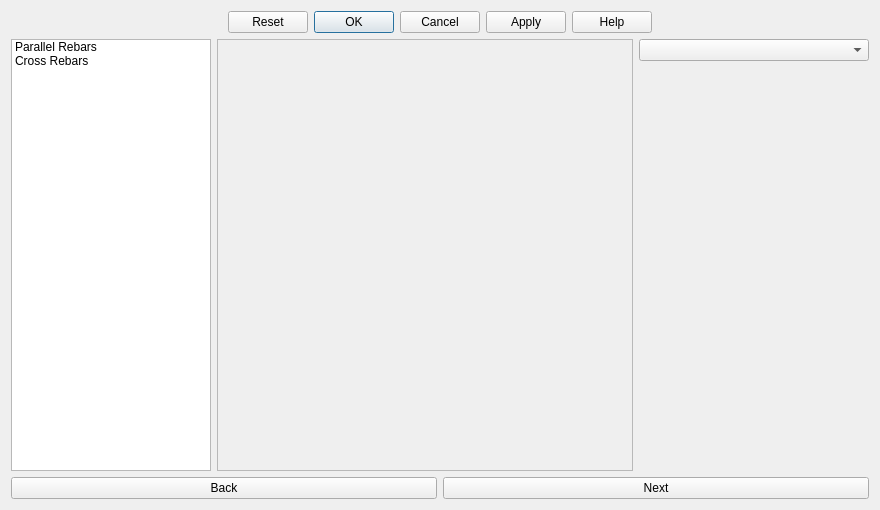
The window that SlabReinforcement/MainSlabReinforcement.ui (amrit3701/FreeCAD-Reinforcement) describes before a commit, drawn with Qt 5.
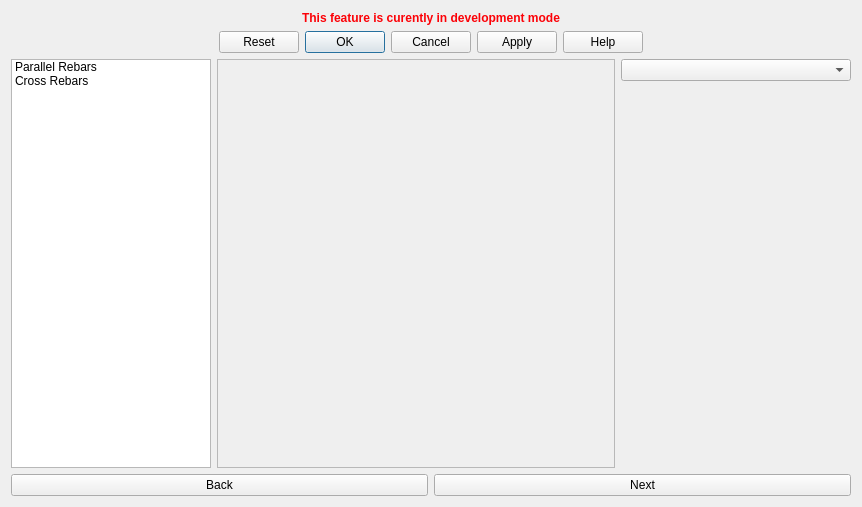
The same window after the commit. Custom widgets are drawn as their Qt base class.

Commit message: Added InDevelopment label in Footing and Slab reinforcement

Patch:
```diff
--- a/SlabReinforcement/MainSlabReinforcement.ui
+++ b/SlabReinforcement/MainSlabReinforcement.ui
@@ -6,8 +6,8 @@
    <rect>
     <x>0</x>
     <y>0</y>
-    <width>880</width>
-    <height>510</height>
+    <width>862</width>
+    <height>507</height>
    </rect>
   </property>
   <property name="sizePolicy">
@@ -26,7 +26,7 @@
    <string>Dialog</string>
   </property>
   <layout class="QGridLayout" name="gridLayout">
-   <item row="0" column="0">
+   <item row="1" column="0">
     <widget class="QDialogButtonBox" name="standardButtonBox">
      <property name="standardButtons">
       <set>QDialogButtonBox::Apply|QDialogButtonBox::Cancel|QDialogButtonBox::Help|QDialogButtonBox::Ok|QDialogButtonBox::Reset</set>
@@ -36,28 +36,7 @@
      </property>
     </widget>
    </item>
-   <item row="1" column="0">
-    <layout class="QHBoxLayout" name="columnTypeHorizontalLayout"/>
-   </item>
    <item row="3" column="0">
-    <layout class="QHBoxLayout" name="nextBackButtonHorizontalLayout">
-     <item>
-      <widget class="QPushButton" name="back_button">
-       <property name="text">
-        <string>Back</string>
-       </property>
-      </widget>
-     </item>
-     <item>
-      <widget class="QPushButton" name="next_button">
-       <property name="text">
-        <string>Next</string>
-       </property>
-      </widget>
-     </item>
-    </layout>
-   </item>
-   <item row="2" column="0">
     <layout class="QHBoxLayout" name="listStackedWidgetHorizontalLayout" stretch="0,1,0">
      <property name="sizeConstraint">
       <enum>QLayout::SetDefaultConstraint</enum>
@@ -176,6 +155,46 @@
      </item>
     </layout>
    </item>
+   <item row="4" column="0">
+    <layout class="QHBoxLayout" name="nextBackButtonHorizontalLayout">
+     <item>
+      <widget class="QPushButton" name="back_button">
+       <property name="text">
+        <string>Back</string>
+       </property>
+      </widget>
+     </item>
+     <item>
+      <widget class="QPushButton" name="next_button">
+       <property name="text">
+        <string>Next</string>
+       </property>
+      </widget>
+     </item>
+    </layout>
+   </item>
+   <item row="2" column="0">
+    <layout class="QHBoxLayout" name="columnTypeHorizontalLayout"/>
+   </item>
+   <item row="0" column="0">
+    <widget class="QLabel" name="heading">
+     <property name="font">
+      <font>
+       <weight>75</weight>
+       <bold>true</bold>
+      </font>
+     </property>
+     <property name="text">
+      <string>&lt;html&gt;&lt;head/&gt;&lt;body&gt;&lt;p&gt;&lt;span style=&quot; color:#fc0107;&quot;&gt;This feature is curently in development mode&lt;/span&gt;&lt;/p&gt;&lt;/body&gt;&lt;/html&gt;</string>
+     </property>
+     <property name="textFormat">
+      <enum>Qt::AutoText</enum>
+     </property>
+     <property name="alignment">
+      <set>Qt::AlignCenter</set>
+     </property>
+    </widget>
+   </item>
   </layout>
  </widget>
  <customwidgets>
```
The commit also changes 1 other file.
